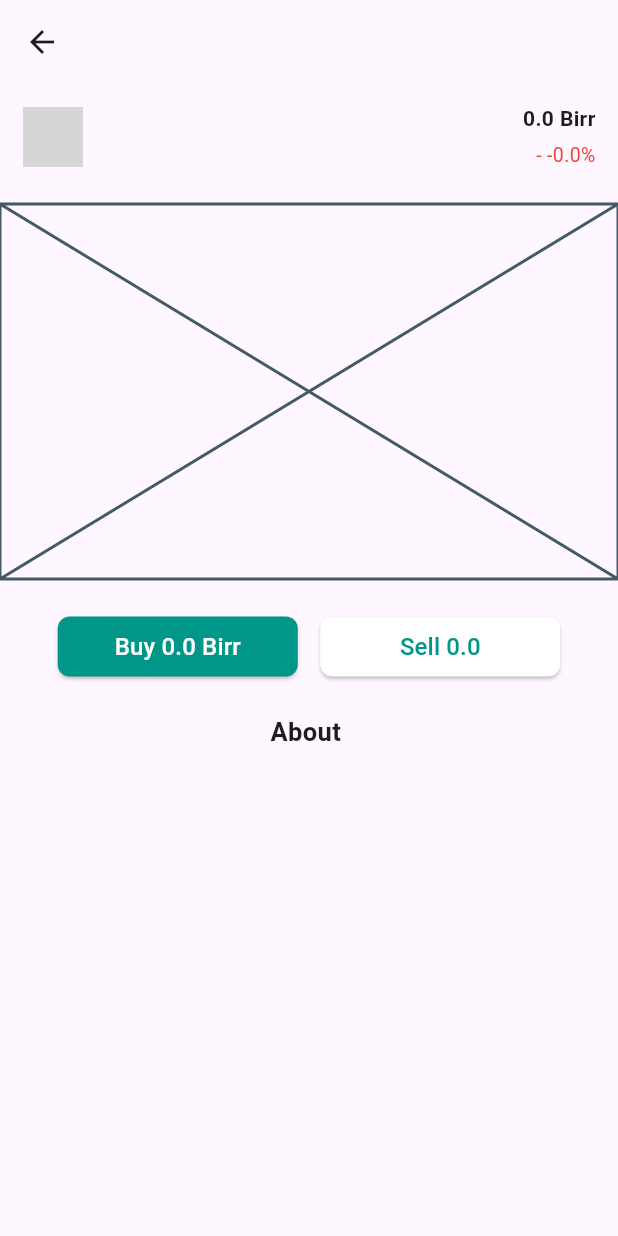
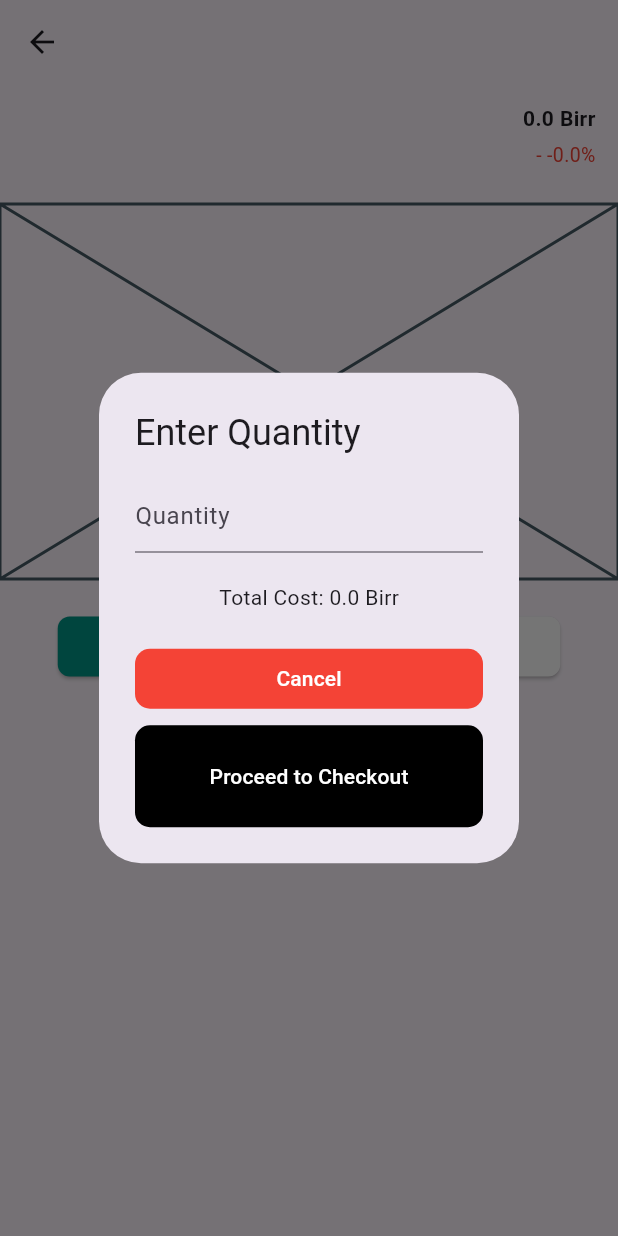
Before and after one commit to BeteabAdmassu/ethioinvest, a Flutter app: the Trade screen opened directly with empty values, after a tap on an icon or button, on a phone screen of 412 x 824 dp. Run offline on Flutter 3.47's test engine with Material 3 defaults, Android fonts, the phone set to English and light mode, and no system bars; our stand-ins replace appwrite, flutter_riverpod, shared_preferences; accounts and stored records are empty; grey boxes are pictures that could not be loaded.

Commit message:
Added Checkout page

```diff
--- a/lib/models/Stock.dart
+++ b/lib/models/Stock.dart
@@ -28,7 +28,7 @@ class Stock {
 
   factory Stock.fromMap(Map<String, dynamic> map) {
     return Stock(
-      stockId: map['Document ID'] ?? '',
+      stockId: map['documentId'] ?? '',
       companyName: map['company_name'] ?? '',
       symbol: map['symbol'] ?? '',
       description: map['Description'] ?? '',
--- a/lib/models/Transaction.dart
+++ b/lib/models/Transaction.dart
@@ -20,22 +20,22 @@ class Transaction {
   factory Transaction.fromJson(Map<String, dynamic> json) {
     return Transaction(
       stockId: json['stock_id'] as String,
-      transactionType: json['transaction_type'] as String,
+      transactionType: json['transactiontype'] as String,
       quantity: json['quantity'] as int,
       pricePerShare: (json['price_per_share'] as num).toDouble(),
       totalAmount: (json['total_amount'] as num).toDouble(),
       transactionDate: json['transaction_date'] as String,
-      userId: json['userId'] as String,
+      userId: json['userID'] as String,
     );
   }
 
   Map<String, dynamic> toJson() => {
         'stock_id': stockId,
-        'transaction_type': transactionType,
+        'transactiontype': transactionType,
         'quantity': quantity,
         'price_per_share': pricePerShare,
         'total_amount': totalAmount,
         'transaction_date': transactionDate,
-        'userId': userId,
+        'userID': userId,
       };
 }
--- a/lib/providers/favorites_provider.dart
+++ b/lib/providers/favorites_provider.dart
@@ -1,7 +1,7 @@
 import 'package:flutter_riverpod/flutter_riverpod.dart';
 import '../models/favorite.dart';
 import '../services/favorites_service.dart';
-import '../models/stock.dart';
+import '../models/Stock.dart';
 import '../providers/stock_provider.dart';
 
 class FavoritesStateNotifier extends StateNotifier<List<Stock>> {
@@ -49,7 +49,7 @@ class FavoritesStateNotifier extends StateNotifier<List<Stock>> {
     }
   }
 
-  void reset(){
+  void reset() {
     state = [];
   }
 }
--- a/lib/providers/portfolio_provider.dart
+++ b/lib/providers/portfolio_provider.dart
@@ -1,11 +1,11 @@
 import 'package:ethioinvest/models/Portfolio.dart';
 import 'package:flutter_riverpod/flutter_riverpod.dart';
 import '../services/Portfolio_service.dart';
-import '../models/stock.dart';
+import '../models/Stock.dart';
 import '../providers/stock_provider.dart';
 
 class PortfolioStateNotifier extends StateNotifier<List<Stock>> {
-  final portfolioService _portfolioService;
+  final PortfolioService _portfolioService;
   final StockStateNotifier _stockStateNotifier;
   PortfolioStateNotifier(this._portfolioService, this._stockStateNotifier)
       : super([]);
--- a/lib/providers/stock_provider.dart
+++ b/lib/providers/stock_provider.dart
@@ -1,6 +1,6 @@
 import 'package:flutter/material.dart';
 import 'package:flutter_riverpod/flutter_riverpod.dart';
-import '../models/stock.dart';
+import '../models/Stock.dart';
 import '../services/stock_service.dart';
 
 class StockStateNotifier extends StateNotifier<List<Stock>> {
--- a/lib/services/stock_service.dart
+++ b/lib/services/stock_service.dart
@@ -1,7 +1,7 @@
 import 'package:appwrite/appwrite.dart';
 import 'package:flutter/material.dart';
 import 'package:flutter_riverpod/flutter_riverpod.dart';
-import '../models/stock.dart';
+import '../models/Stock.dart';
 import '../providers/database_provider.dart';
 
 final stockProvider = Provider((ref) {
--- a/lib/views/Markets.dart
+++ b/lib/views/Markets.dart
@@ -1,6 +1,6 @@
+import 'package:ethioinvest/models/Stock.dart';
 import 'package:flutter/material.dart';
 import 'package:flutter_riverpod/flutter_riverpod.dart';
-import '../models/stock.dart';
 import '../providers/stock_provider.dart';
 import '../widgets/StockCard.dart';
 
--- a/lib/views/trade.dart
+++ b/lib/views/trade.dart
@@ -1,21 +1,18 @@
-import 'package:ethioinvest/models/Portfolio.dart';
-import 'package:ethioinvest/models/stock.dart';
+import 'package:ethioinvest/models/Stock.dart';
 import 'package:ethioinvest/providers/auth_provider.dart';
+import 'package:ethioinvest/views/checkout.dart';
 import 'package:flutter/material.dart';
 import 'package:flutter/widgets.dart';
 import 'package:flutter_riverpod/flutter_riverpod.dart';
-import 'package:shared_preferences/shared_preferences.dart';
 
 class Trade extends ConsumerWidget {
   final Stock stock;
-  //PortfolioItem portfolio;
-  const Trade({super.key, required this.stock});
+  Trade({super.key, required this.stock});
+  final TextEditingController _quantityController = TextEditingController();
+  double _totalCost = 0.0;
 
   @override
   build(BuildContext context, WidgetRef ref) {
-    final authNotifier = ref.read(authProvider.notifier);
-    final authState = ref.watch(authProvider);
-    final userId = authState.userId.toString();
     return Scaffold(
         appBar: AppBar(
           title: Text(stock.companyName),
@@ -110,7 +107,7 @@ class Trade extends ConsumerWidget {
                             backgroundColor: Colors.teal,
                             foregroundColor: Colors.white,
                           ),
-                          onPressed: () => buy(userId),
+                          onPressed: () => _showBuyDialog(context),
                           child: Text(
                             'Buy ${stock.averagePrice} Birr',
                             style: const TextStyle(fontSize: 16),
@@ -155,8 +152,7 @@ class Trade extends ConsumerWidget {
                     const SizedBox(
                       height: 8,
                     ),
-                    Text(stock.description),
-                    Text(stock.stockId)
+                    Text(stock.description)
                   ],
                 ),
               )
@@ -165,9 +161,97 @@ class Trade extends ConsumerWidget {
         ));
   }
 
-  void buy(String userId) {
-    PortfolioItem portfolioItem =
-        PortfolioItem(userId: userId, stockId: stock.stockId, quantity: 2);
+  void _showBuyDialog(BuildContext context) {
+    showDialog(
+      context: context,
+      builder: (BuildContext context) {
+        return StatefulBuilder(
+          builder: (context, setState) {
+            return AlertDialog(
+              title: const Text("Enter Quantity"),
+              content: Column(
+                mainAxisSize: MainAxisSize.min,
+                children: <Widget>[
+                  TextField(
+                    controller: _quantityController,
+                    keyboardType: TextInputType.number,
+                    decoration: const InputDecoration(hintText: "Quantity"),
+                    onChanged: (value) {
+                      setState(() {
+                        _totalCost =
+                            (int.tryParse(value) ?? 0) * stock.averagePrice;
+                      });
+                    },
+                  ),
+                  const SizedBox(height: 20),
+                  Text("Total Cost: $_totalCost Birr"),
+                  const SizedBox(height: 20),
+                  FractionallySizedBox(
+                    widthFactor: 1,
+                    child: TextButton(
+                      style: TextButton.styleFrom(
+                          foregroundColor: Colors.white,
+                          backgroundColor: Colors.red,
+                          shape: RoundedRectangleBorder(
+                              borderRadius: BorderRadius.circular(10.0))),
+                      child: const Text("Cancel"),
+                      onPressed: () {
+                        Navigator.of(context).pop();
+                      },
+                    ),
+                  ),
+                  const SizedBox(height: 7),
+                  FractionallySizedBox(
+                    widthFactor: 1,
+                    child: TextButton(
+                      style: TextButton.styleFrom(
+                          foregroundColor: Colors.white,
+                          backgroundColor: Colors.black,
+                          shape: RoundedRectangleBorder(
+                              borderRadius: BorderRadius.circular(10.0)),
+                          padding: const EdgeInsets.symmetric(vertical: 24)),
+                      child: const Text("Proceed to Checkout"),
+                      onPressed: () {
+                        String quantity = _quantityController.text;
+                        Navigator.of(context).pop();
+                        Navigator.push(
+                          context,
+                          MaterialPageRoute(
+                            builder: (context) => Checkout(
+                                stock: stock, quantity: int.parse(quantity)),
+                          ),
+                        );
+                      },
+                    ),
+                  ),
+                ],
+              ),
+            );
+          },
+        );
+      },
+    );
+  }
+
+  @override
+  void dispose() {
+    _quantityController.dispose();
+  }
+
+  void buy(String userId, WidgetRef ref) {
+    // int quantity = 4;
+    // PortfolioItem portfolioItem = PortfolioItem(
+    //     userId: userId, stockId: stock.stockId, quantity: quantity);
+    // ref.read(portfolioStateProvider.notifier).createPortfolio(portfolioItem);
+    // Transaction transaction = Transaction(
+    //     stockId: stock.stockId,
+    //     transactionType: 'buy',
+    //     quantity: quantity,
+    //     pricePerShare: stock.averagePrice,
+    //     totalAmount: stock.averagePrice * quantity,
+    //     transactionDate: DateTime.now().toString(),
+    //     userId: userId);
+    // ref.read(transactionStateProvider.notifier).createTransaction(transaction);
   }
 
   void sell() {}
--- a/lib/widgets/StockCard.dart
+++ b/lib/widgets/StockCard.dart
@@ -1,4 +1,4 @@
-import 'package:ethioinvest/models/stock.dart';
+import 'package:ethioinvest/models/Stock.dart';
 import 'package:ethioinvest/views/trade.dart';
 import 'package:flutter/material.dart';
 import 'package:flutter/widgets.dart';
--- a/lib/widgets/favoritesCard.dart
+++ b/lib/widgets/favoritesCard.dart
@@ -1,7 +1,7 @@
 import 'package:flutter/material.dart';
 import 'package:flutter_riverpod/flutter_riverpod.dart';
 import '../providers/favorites_provider.dart';
-import '../models/stock.dart';
+import '../models/Stock.dart';
 import '../views/trade.dart';
 
 class favoritesCard extends ConsumerWidget {
```
Also changed, not shown: lib/providers/transaction_provider.dart (+35 -0 lines), lib/services/transaction_service.dart (renamed from lib/services/portfolio_service.dart, +14 -14 lines), lib/views/checkout.dart (added, +250 -0 lines), pubspec.lock, 1 other file.
